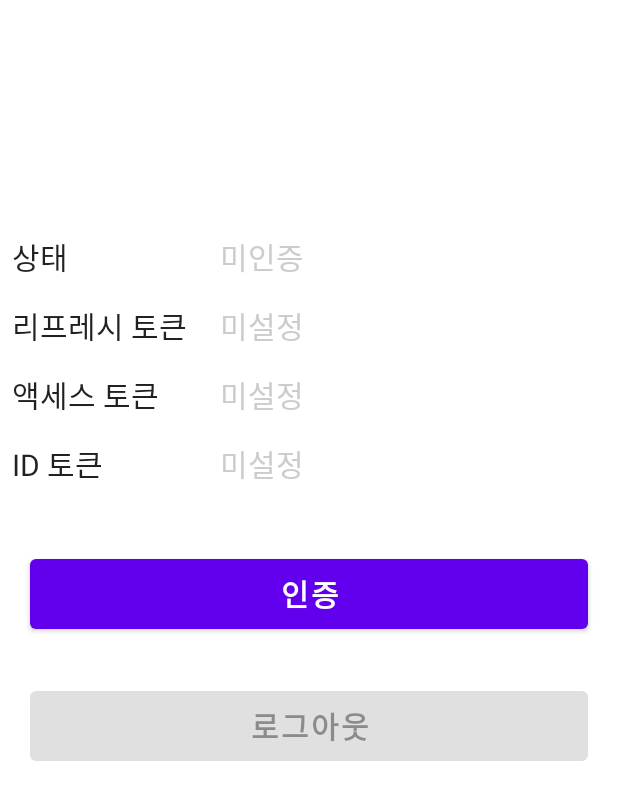
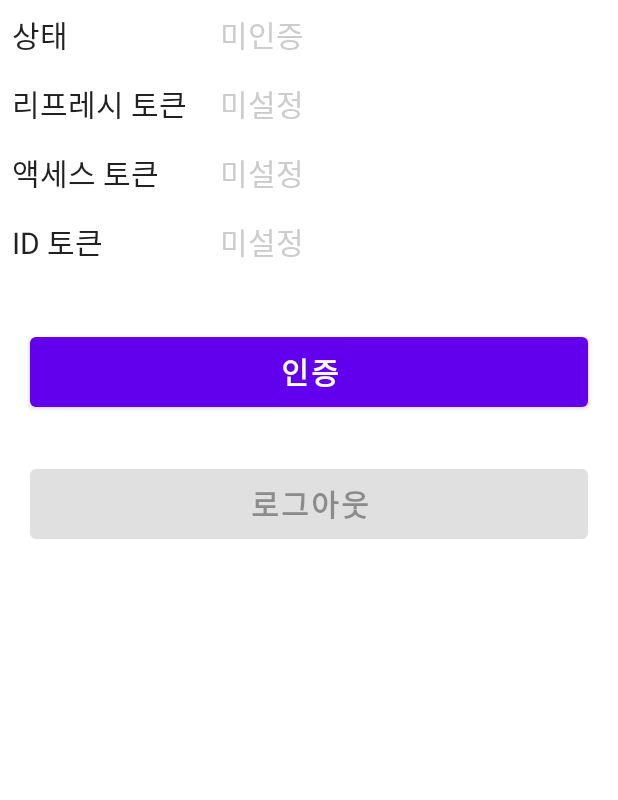
Before and after one commit to hemoptysisheart/android-setting-sample, an Android app built with Jetpack Compose: the @Preview function OidcLayoutPreview, on a phone screen of 412 x 824 dp. Shown: the top 800 px of the screen. Run offline under Robolectric (Android 15) with nearby library versions, the phone set to English and light mode, and no system bars; our stand-ins replace Dagger/Hilt's generated code.

Commit message:
💄 불필요한 상하단 여백 삭제.

```diff
--- a/app/src/main/java/com/github/hemoptysisheart/settingsample/app/activity/OidcActivity.kt
+++ b/app/src/main/java/com/github/hemoptysisheart/settingsample/app/activity/OidcActivity.kt
@@ -69,7 +69,6 @@ fun OidcLayout(viewModel: OidcSettingViewModel = viewModel()) {
         verticalArrangement = Arrangement.Center,
         horizontalAlignment = Alignment.CenterHorizontally
     ) {
-        Spacer(modifier = Modifier.weight(0.5F))
         Row(
             Modifier
                 .fillMaxWidth()
@@ -197,7 +196,6 @@ fun OidcLayout(viewModel: OidcSettingViewModel = viewModel()) {
                 fontWeight = FontWeight.Bold
             )
         }
-        Spacer(modifier = Modifier.weight(1.0F))
     }
 }
 
```
